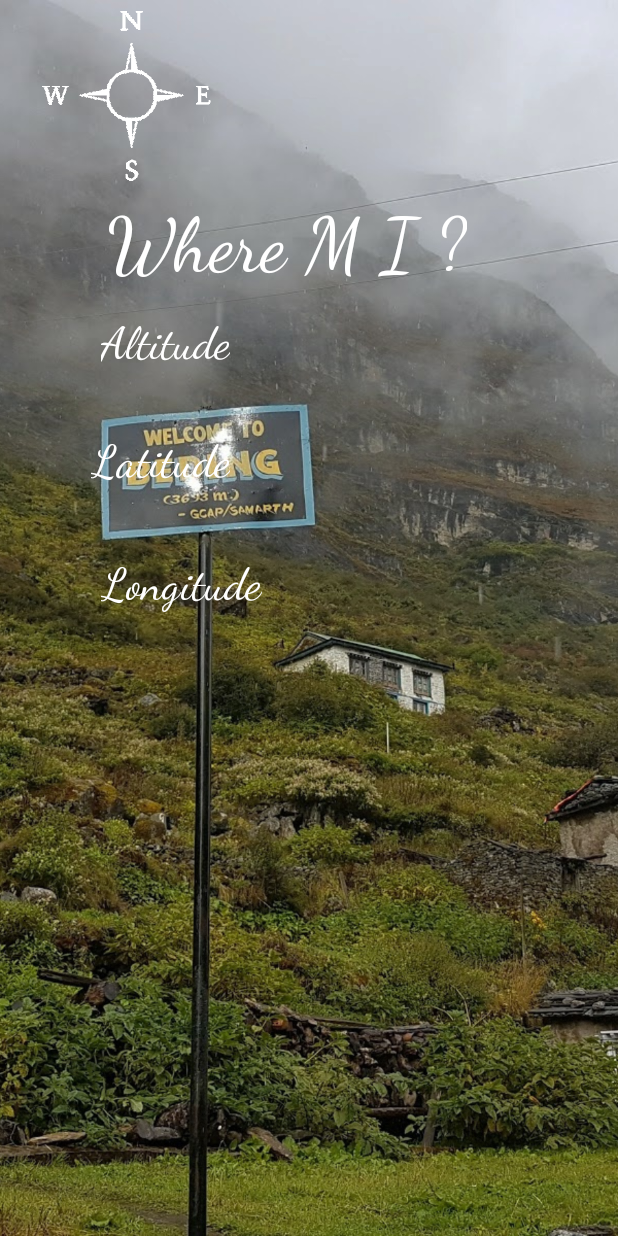
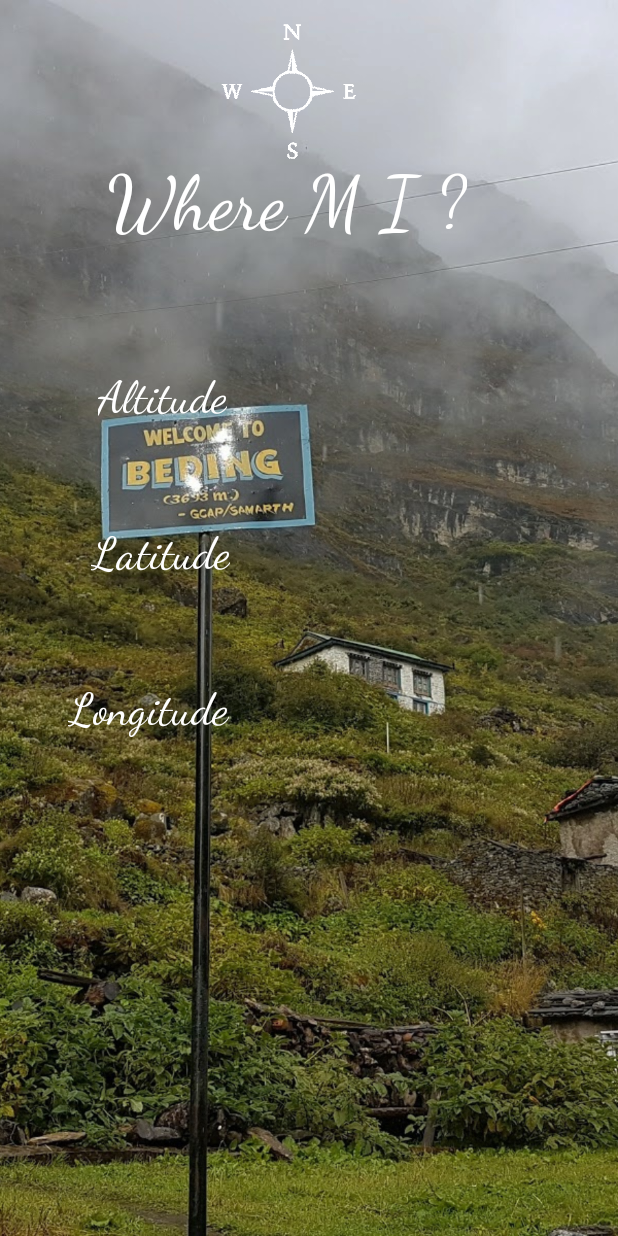
Before and after one commit to drklrd/wheremi, an Android app: the screen it shows after launch (MainActivity), on a phone screen of 412 x 824 dp. Run offline under Robolectric (Android 15) with nearby library versions, the phone set to English and light mode, and no system bars.

Commit message:
fix layout

```diff
--- a/app/src/main/java/com/example/drklrd/wheremi/MainActivity.java
+++ b/app/src/main/java/com/example/drklrd/wheremi/MainActivity.java
@@ -21,13 +21,19 @@ public class MainActivity extends AppCompatActivity {
     LocationListener locationListener;
 
     public void updateLocation(Location location){
-        Log.i("Changed***",location.toString());
+
+        TextView altitudeText = (TextView) findViewById(R.id.altitudeText);
+        TextView latitudeText = (TextView) findViewById(R.id.latitudeText);
+        TextView longitudeText = (TextView) findViewById(R.id.longitudeText);
+
+        altitudeText.setText(location.getAltitude() + "m");
+        latitudeText.setText(String.valueOf(location.getLatitude()));
+        longitudeText.setText(String.valueOf(location.getLongitude()));
     }
 
     public void startListening(){
 
         if(ContextCompat.checkSelfPermission(this,Manifest.permission.ACCESS_FINE_LOCATION) == PackageManager.PERMISSION_GRANTED){
-            Log.i("PHEI","KANCHGGA***");
             locationManager = (LocationManager) this.getSystemService(Context.LOCATION_SERVICE);
         }
     }
@@ -51,15 +57,8 @@ public class MainActivity extends AppCompatActivity {
         locationListener = new LocationListener() {
             @Override
             public void onLocationChanged(Location location) {
-                Log.i("$$$$$$$$$$$$$","**************");
                 updateLocation(location);
-                TextView altitudeText = (TextView) findViewById(R.id.altitudeText);
-                TextView latitudeText = (TextView) findViewById(R.id.latitudeText);
-                TextView longitudeText = (TextView) findViewById(R.id.longitudeText);
 
-                altitudeText.setText(location.getAltitude() + "m");
-                latitudeText.setText(String.valueOf(location.getLatitude()));
-                longitudeText.setText(String.valueOf(location.getLongitude()));
             }
 
             @Override
@@ -79,25 +78,19 @@ public class MainActivity extends AppCompatActivity {
         };
 
         if(Build.VERSION.SDK_INT < 23) {
-            Log.i("HELLO***","NICE222");
-
             startListening();
         }else{
-
             if(ContextCompat.checkSelfPermission(this, Manifest.permission.ACCESS_FINE_LOCATION) != PackageManager.PERMISSION_GRANTED){
                 ActivityCompat.requestPermissions(this, new String[]{Manifest.permission.ACCESS_FINE_LOCATION},1);
             }else{
-
                 locationManager.requestLocationUpdates(LocationManager.GPS_PROVIDER,0,0,locationListener);
                 Location location = locationManager.getLastKnownLocation(LocationManager.GPS_PROVIDER);
 
                 if(location != null){
                     updateLocation(location);
                 }else{
-                    Log.i("BABBA","BBBA**");
                     startListening();
                 }
-
             }
         }
     }
--- a/app/src/main/res/layout/activity_main.xml
+++ b/app/src/main/res/layout/activity_main.xml
@@ -20,8 +20,8 @@
         android:id="@+id/latitudeText"
         android:layout_width="187dp"
         android:layout_height="53dp"
-        android:layout_marginLeft="160dp"
-        android:layout_marginTop="333dp"
+        android:layout_marginLeft="158dp"
+        android:layout_marginTop="394dp"
         android:fontFamily="cursive"
         android:padding="7dp"
         android:textColor="@android:color/background_light"
@@ -34,8 +34,8 @@
         android:id="@+id/longitudeText"
         android:layout_width="187dp"
         android:layout_height="53dp"
-        android:layout_marginLeft="160dp"
-        android:layout_marginTop="417dp"
+        android:layout_marginLeft="158dp"
+        android:layout_marginTop="498dp"
         android:fontFamily="cursive"
         android:padding="7dp"
         android:textColor="@android:color/background_light"
@@ -48,8 +48,8 @@
         android:id="@+id/altitudeText"
         android:layout_width="187dp"
         android:layout_height="53dp"
-        android:layout_marginLeft="160dp"
-        android:layout_marginTop="256dp"
+        android:layout_marginLeft="158dp"
+        android:layout_marginTop="290dp"
         android:fontFamily="cursive"
         android:padding="7dp"
         android:textColor="@android:color/background_light"
@@ -62,8 +62,8 @@
         android:id="@+id/textView3"
         android:layout_width="wrap_content"
         android:layout_height="wrap_content"
-        android:layout_marginLeft="60dp"
-        android:layout_marginTop="203dp"
+        android:layout_marginLeft="58dp"
+        android:layout_marginTop="239dp"
         android:fontFamily="cursive"
         android:padding="7dp"
         android:text="Altitude"
@@ -77,7 +77,7 @@
         android:layout_width="wrap_content"
         android:layout_height="wrap_content"
         android:layout_marginLeft="53dp"
-        android:layout_marginTop="282dp"
+        android:layout_marginTop="343dp"
         android:fontFamily="cursive"
         android:padding="7dp"
         android:text="Latitude"
@@ -90,8 +90,8 @@
         android:id="@+id/textView9"
         android:layout_width="wrap_content"
         android:layout_height="wrap_content"
-        android:layout_marginLeft="60dp"
-        android:layout_marginTop="364dp"
+        android:layout_marginLeft="38dp"
+        android:layout_marginTop="447dp"
         android:fontFamily="cursive"
         android:padding="7dp"
         android:text="Longitude"
@@ -112,15 +112,15 @@
         android:layout_marginLeft="71dp"
         app:layout_constraintLeft_toLeftOf="parent"
         app:layout_constraintTop_toTopOf="parent"
-        android:layout_marginTop="134dp" />
+        android:layout_marginTop="106dp" />
 
     <ImageView
         android:id="@+id/imageView8"
-        android:layout_width="113dp"
-        android:layout_height="127dp"
+        android:layout_width="92dp"
+        android:layout_height="90dp"
         app:srcCompat="@drawable/compass"
-        android:layout_marginLeft="27dp"
+        android:layout_marginLeft="146dp"
         app:layout_constraintLeft_toLeftOf="parent"
         app:layout_constraintTop_toTopOf="parent"
-        android:layout_marginTop="0dp" />
+        android:layout_marginTop="16dp" />
 </android.support.constraint.ConstraintLayout>
```
